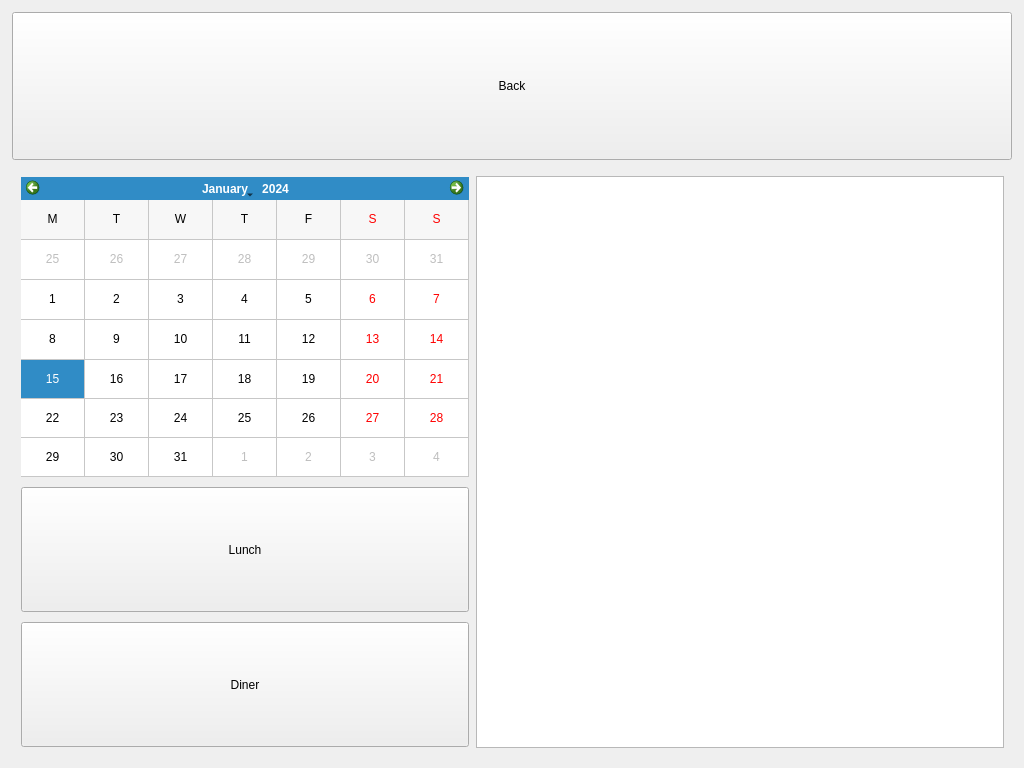
This is penyamanager/user/tablereservationview.ui in eguzki/penyamanager as Qt 5 draws it before an edit. The edited form follows.
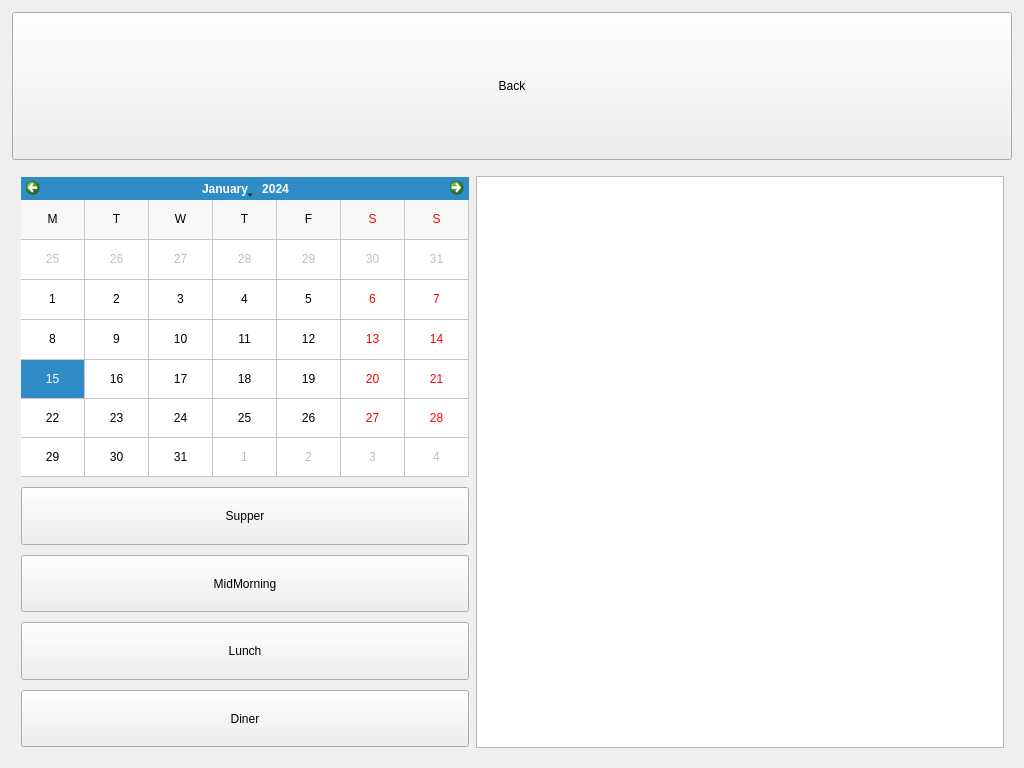
This is the edited form.

Commit message: [FEATURE] mid morning and supper reservation types

Diff of the .ui file:
```diff
--- a/penyamanager/user/tablereservationview.ui
+++ b/penyamanager/user/tablereservationview.ui
@@ -133,6 +133,38 @@
            </property>
           </widget>
          </item>
+         <item>
+          <widget class="QPushButton" name="supperButton">
+           <property name="sizePolicy">
+            <sizepolicy hsizetype="Minimum" vsizetype="Expanding">
+             <horstretch>0</horstretch>
+             <verstretch>0</verstretch>
+            </sizepolicy>
+           </property>
+           <property name="text">
+            <string>Supper</string>
+           </property>
+           <attribute name="buttonGroup">
+            <string notr="true">reservationTypeButtonGroup</string>
+           </attribute>
+          </widget>
+         </item>
+         <item>
+          <widget class="QPushButton" name="midMorningButton">
+           <property name="sizePolicy">
+            <sizepolicy hsizetype="Minimum" vsizetype="Expanding">
+             <horstretch>0</horstretch>
+             <verstretch>0</verstretch>
+            </sizepolicy>
+           </property>
+           <property name="text">
+            <string>MidMorning</string>
+           </property>
+           <attribute name="buttonGroup">
+            <string notr="true">reservationTypeButtonGroup</string>
+           </attribute>
+          </widget>
+         </item>
          <item>
           <widget class="QPushButton" name="lunchButton">
            <property name="sizePolicy">
```
The commit also changes 7 other files.
